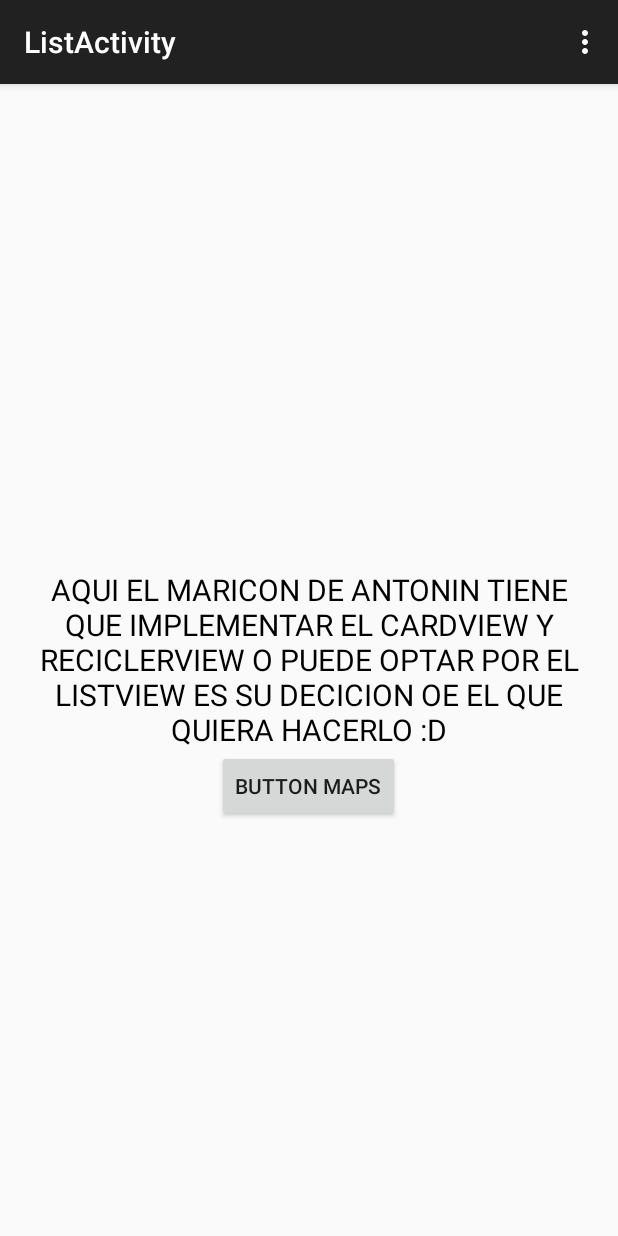
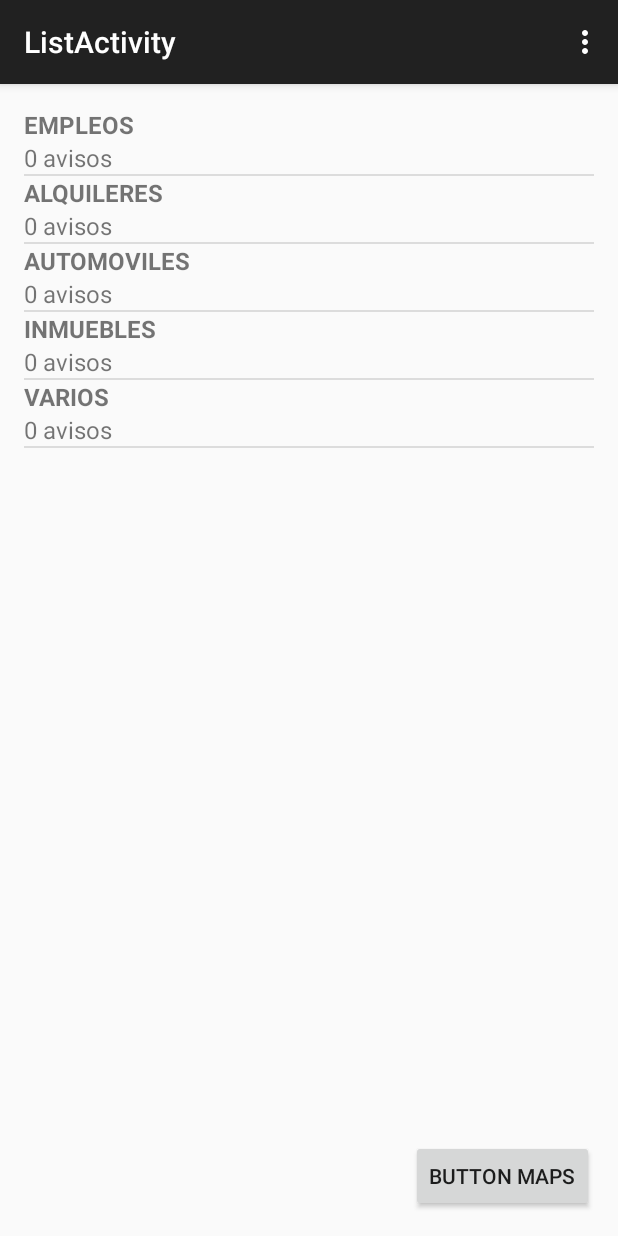
Before and after one commit to juliocsar13/MyAnuncio, an Android app: the ListActivity screen opened directly, with no data from a screen before it, on a phone screen of 412 x 824 dp. Run offline under Robolectric (Android 15) with nearby library versions, the phone set to English and light mode, and no system bars.

Commit message:
list view implementada :3

```diff
--- /dev/null
+++ b/app/src/main/java/app/material_design/julio/myanuncio/DataSource.java
@@ -0,0 +1,26 @@
+package app.material_design.julio.myanuncio;
+
+import java.util.ArrayList;
+import java.util.List;
+
+/**
+ * Created by (U) on 31/10/2015.
+ */
+
+
+
+public class DataSource {
+
+    static List TipoAnuncio = new ArrayList<TipoAnuncio>();
+
+    static{
+
+        TipoAnuncio.add(new TipoAnuncio("EMPLEOS","0 avisos"));
+        TipoAnuncio.add(new TipoAnuncio("ALQUILERES","0 avisos"));
+        TipoAnuncio.add(new TipoAnuncio("AUTOMOVILES","0 avisos"));
+        TipoAnuncio.add(new TipoAnuncio("INMUEBLES","0 avisos"));
+        TipoAnuncio.add(new TipoAnuncio("VARIOS","0 avisos"));
+
+    }
+
+}
--- a/app/src/main/java/app/material_design/julio/myanuncio/ListActivity.java
+++ b/app/src/main/java/app/material_design/julio/myanuncio/ListActivity.java
@@ -1,22 +1,28 @@
 package app.material_design.julio.myanuncio;
 
-import android.content.DialogInterface;
+//import android.content.DialogInterface;
 import android.content.Intent;
 import android.support.v7.app.AppCompatActivity;
 import android.os.Bundle;
 import android.view.Menu;
 import android.view.MenuItem;
 import android.view.View;
+import android.widget.ArrayAdapter;
 import android.widget.Button;
+import android.widget.ListView;
 
 public class ListActivity extends AppCompatActivity {
-
+//    private String[] str_TipoAnuncio = { "Empleos", "Inmuebles", "Autos"};
+    ListView lista;
+    ArrayAdapter adaptador;
     @Override
     protected void onCreate(Bundle savedInstanceState) {
         super.onCreate(savedInstanceState);
         setContentView(R.layout.activity_list);
-
         Button button_maps = (Button) findViewById(R.id.button_maps);
+        lista = (ListView)findViewById(R.id.listView_tipo);
+        adaptador = new ListArrayAdapter<TipoAnuncio>(this,DataSource.TipoAnuncio);
+        lista.setAdapter(adaptador);
 
         button_maps.setOnClickListener(new View.OnClickListener() {
             @Override
@@ -24,6 +30,7 @@ public class ListActivity extends AppCompatActivity {
                 Intent intent = new Intent(ListActivity.this, MapsActivity.class);
                 startActivity(intent);
             }
+
         });
     }
 
--- /dev/null
+++ b/app/src/main/java/app/material_design/julio/myanuncio/ListArrayAdapter.java
@@ -0,0 +1,62 @@
+package app.material_design.julio.myanuncio;
+
+import android.content.Context;
+import android.view.LayoutInflater;
+import android.view.View;
+import android.view.ViewGroup;
+import android.widget.ArrayAdapter;
+import android.widget.TextView;
+import java.util.List;
+
+/**
+ * Created by (U) on 21/10/2015.
+ */
+
+public class ListArrayAdapter<T> extends ArrayAdapter<T>{
+
+    public ListArrayAdapter(Context context, List<T> objects){
+        super(context, 0, objects);
+    }
+
+    @Override
+    public View getView(int position, View convertView, ViewGroup parent){
+
+        //Obteniendo una instancia del inflater
+        LayoutInflater inflater = (LayoutInflater)getContext()
+                .getSystemService(Context.LAYOUT_INFLATER_SERVICE);
+
+        //Salvando la referencia del View de la fila
+        View listItemView = convertView;
+
+        //Comprobando si el View no existe
+        if (null == convertView) {
+            //Si no existe, entonces inflarlo con two_line_list_item.xml
+            listItemView = inflater.inflate(
+                    android.R.layout.two_line_list_item,
+                    parent,
+                    false);
+        }
+
+        //Obteniendo instancias de los text views
+        TextView titulo = (TextView)listItemView.findViewById(android.R.id.text1);
+        TextView subtitulo = (TextView)listItemView.findViewById(android.R.id.text2);
+
+        //Obteniendo instancia de la Tarea en la posición actual
+        T item = (T)getItem(position);
+
+        //Dividir la cadena en Nombre y Hora
+        String cadenaBruta;
+        String subCadenas [];
+        String delimitador = ",";
+
+        cadenaBruta = item.toString();
+        subCadenas = cadenaBruta.split(delimitador,2);
+
+        titulo.setText(subCadenas[0]);
+        subtitulo.setText(subCadenas[1]);
+
+        //Devolver al ListView la fila creada
+        return listItemView;
+
+    }
+}
--- /dev/null
+++ b/app/src/main/java/app/material_design/julio/myanuncio/TipoAnuncio.java
@@ -0,0 +1,38 @@
+package app.material_design.julio.myanuncio;
+
+/**
+ * Created by (U) on 31/10/2015.
+ */
+public class TipoAnuncio {
+
+    private String nombre;
+    private String cantidad;
+
+    public TipoAnuncio(String nombre, String cantidad) {
+
+        this.nombre = nombre;
+        this.cantidad = cantidad;
+
+    }
+
+    public void setNombre(String nombre) {
+        this.nombre = nombre;
+    }
+
+    public void setCantidad(String cantidad) {
+        this.cantidad = cantidad;
+    }
+
+    public String getNombre() {
+        return nombre;
+    }
+
+    public String getCantidad() {
+        return cantidad;
+    }
+
+    @Override
+    public String toString() {
+        return nombre+","+cantidad;
+    }
+}
--- a/app/src/main/res/layout/activity_list.xml
+++ b/app/src/main/res/layout/activity_list.xml
@@ -6,22 +6,21 @@
     android:paddingBottom="@dimen/activity_vertical_margin"
     tools:context="app.material_design.julio.myanuncio.ListActivity">
 
-    <TextView android:text="@string/title" android:layout_width="wrap_content"
-        android:layout_height="wrap_content"
-        android:gravity="center"
-        android:textSize="20sp"
-        android:textColor="#ff000000"
-        android:layout_centerVertical="true"
-        android:layout_alignParentLeft="true"
-        android:layout_alignParentStart="true"
-        android:id="@+id/textView" />
-
     <Button
         android:layout_width="wrap_content"
         android:layout_height="wrap_content"
         android:text="BUTTON MAPS"
         android:id="@+id/button_maps"
-        android:layout_below="@+id/textView"
-        android:layout_centerHorizontal="true" />
+        android:layout_alignParentBottom="true"
+        android:layout_alignParentRight="true"
+        android:layout_alignParentEnd="true" />
+
+    <ListView
+        android:layout_width="match_parent"
+        android:layout_height="match_parent"
+        android:id="@+id/listView_tipo"
+        android:layout_above="@+id/button_maps"
+        android:layout_alignRight="@+id/button_maps"
+        android:layout_alignEnd="@+id/button_maps" />
 
 </RelativeLayout>
```
Also changed, not shown: 1 other file.
